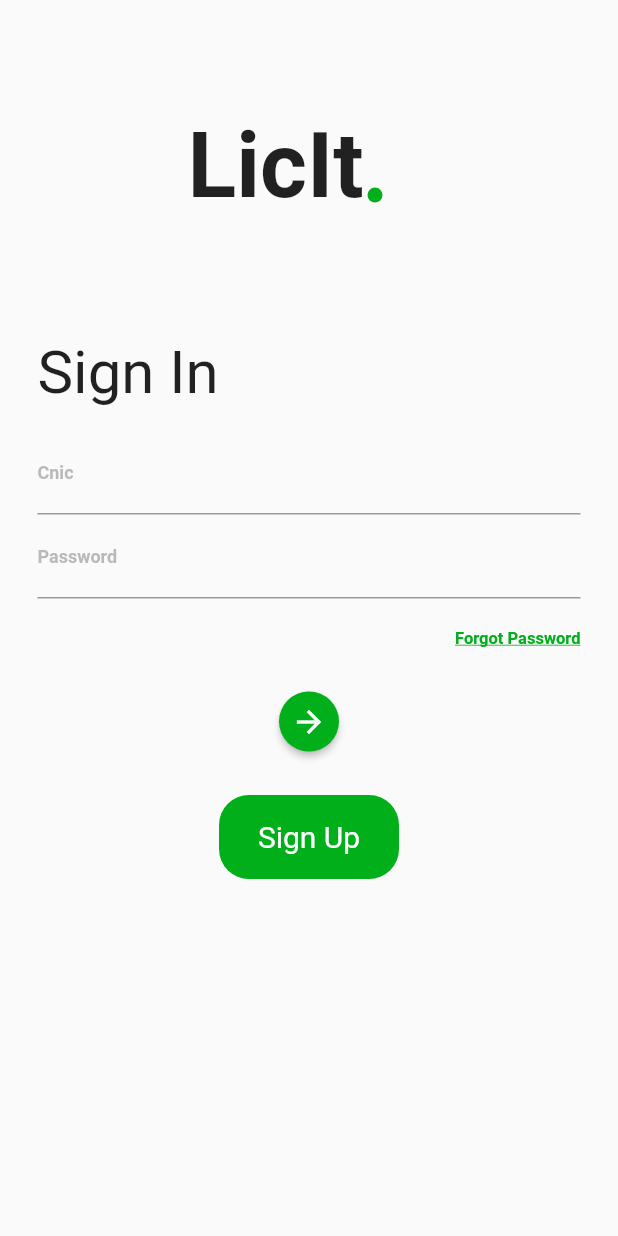
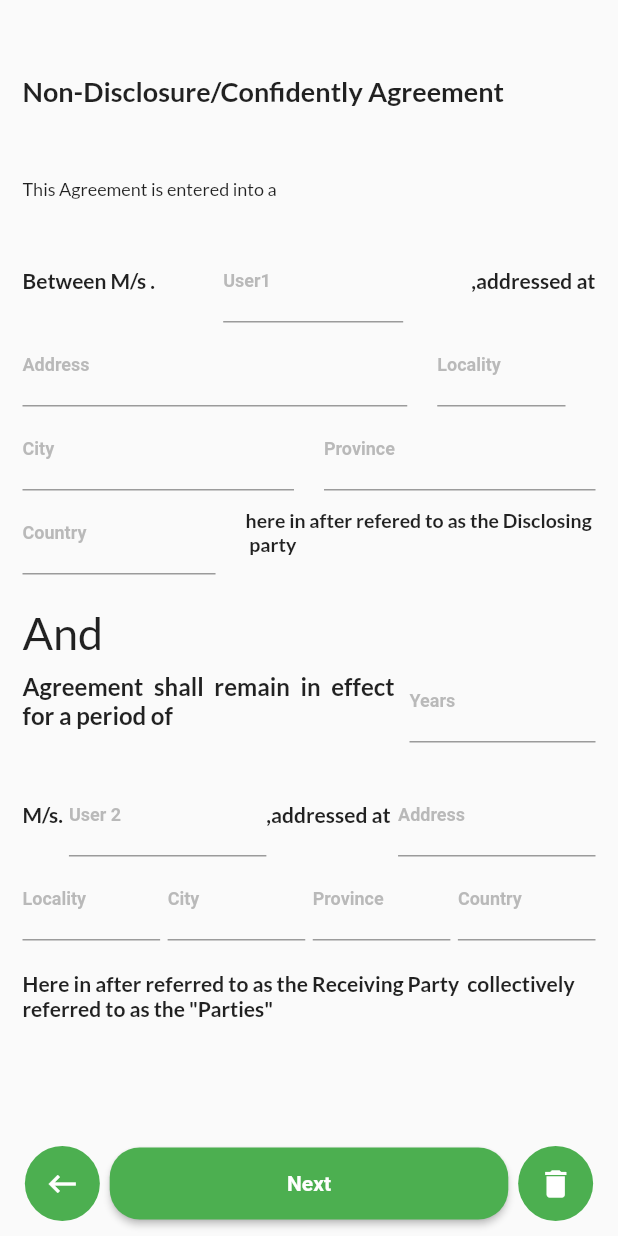
Before and after one commit to abdul-mueed-shz/licIt, a Flutter app: the screen it shows after launch, on a phone screen of 412 x 824 dp. Run offline on Flutter 3.47's test engine with Material 2 defaults, Android fonts, the phone set to English and light mode, and no system bars; drawn by our look-alikes of flutter_easyloading; our stand-ins replace cloud_firestore, firebase_core, firebase_storage, flutter_datetime_picker, fluttertoast, get_it and 5 more; missing offline and left inert: crypt; accounts and stored records are empty.

Commit message:
add template general screen

```diff
--- a/lib/main.dart
+++ b/lib/main.dart
@@ -3,8 +3,8 @@
 import 'package:flutter/services.dart';
 import 'package:flutter_easyloading/flutter_easyloading.dart';
 import 'package:fyp/locator.dart';
+import 'package:fyp/screens/general_template/general_template_dart.dart';
 import 'package:fyp/screens/handyman/handyman_provider.dart';
-import 'package:fyp/screens/login_page/login_screen.dart';
 import 'package:fyp/screens/promise_agreement/promise_provider.dart';
 import 'package:fyp/screens/rental/rental_provider.dart';
 import 'package:fyp/util/pref.dart';
@@ -29,7 +29,7 @@
       ],
       child: MaterialApp(
         debugShowCheckedModeBanner: false,
-        initialRoute: LoginScreen.routeName,
+        initialRoute: GeneralTemplate.routeName,
         routes: routes,
         builder: (context, widget) {
           return MediaQuery(
--- /dev/null
+++ b/lib/screens/general_template/general_template_dart.dart
@@ -0,0 +1,283 @@
+import 'package:flutter/material.dart';
+import 'package:fyp/screens/promise_agreement/promise_provider.dart';
+import 'package:fyp/widget/button.dart';
+import 'package:fyp/widget/common_widget.dart';
+import 'package:fyp/widget/date_time_field.dart';
+import 'package:fyp/widget/validator.dart';
+import 'package:google_fonts/google_fonts.dart';
+import 'package:provider/provider.dart';
+
+import '../promise_agreement/promise_agreement.dart';
+
+class GeneralTemplate extends StatefulWidget {
+  static const String routeName = '/GeneralTemplate';
+  const GeneralTemplate({Key? key}) : super(key: key);
+
+  @override
+  State<GeneralTemplate> createState() => _GeneralTemplateState();
+}
+
+class _GeneralTemplateState extends State<GeneralTemplate> {
+  final formDataKey = GlobalKey<FormState>();
+
+  @override
+  Widget build(BuildContext context) {
+    final provider = context.read<PromiseProvider>();
+    return Scaffold(
+      body: LayoutBuilder(
+        builder: (BuildContext context, BoxConstraints constraints) {
+          return SingleChildScrollView(
+            child: ConstrainedBox(
+              constraints: BoxConstraints(minHeight: constraints.maxHeight),
+              child: Padding(
+                padding: const EdgeInsets.symmetric(horizontal: 15.0),
+                child: Form(
+                  key: formDataKey,
+                  child: IntrinsicHeight(
+                    child: Column(
+                      crossAxisAlignment: CrossAxisAlignment.start,
+                      children: [
+                        Padding(
+                          padding: const EdgeInsets.only(top: 50),
+                          child: Text("Non-Disclosure/Confidently Agreement",
+                              maxLines: 1,
+                              style: GoogleFonts.lato(
+                                  fontSize: 18, fontWeight: FontWeight.bold)),
+                        ),
+                        const SizedBox(height: 20),
+                        Row(
+                          children: [
+                            Expanded(
+                              child: Text(
+                                'This Agreement is entered into a Date:',
+                                maxLines: 1,
+                                style: GoogleFonts.lato(
+                                    fontSize: 12, fontWeight: FontWeight.w400),
+                              ),
+                            ),
+                            Expanded(
+                              child: DateTimeField(
+                                onDateTimeChanged:
+                                    provider.onStartTemplateSelectedDate,
+                                title: '',
+                                defaultValue:
+                                    provider.selectedStartDateTemplate,
+                                delay: 300,
+                              ),
+                            ),
+                          ],
+                        ),
+                        Row(
+                          mainAxisAlignment: MainAxisAlignment.spaceBetween,
+                          children: [
+                            Text(
+                              "Between M/s .",
+                              maxLines: 1,
+                              style:
+                                  GoogleFonts.lato(fontWeight: FontWeight.bold),
+                            ),
+                            SizedBox(
+                              width: 120,
+                              child: CustomTextField(
+                                  controller: provider.templateNameUserTo,
+                                  title: 'User1',
+                                  inputType: TextInputType.name,
+                                  validator: Validator.basicValidator),
+                            ),
+                            Text(
+                              ",addressed at",
+                              style:
+                                  GoogleFonts.lato(fontWeight: FontWeight.bold),
+                            )
+                          ],
+                        ),
+                        Row(
+                          children: [
+                            Expanded(
+                              flex: 3,
+                              child: CustomTextField(
+                                  controller: provider.templateUserAddressFrom,
+                                  title: 'Address',
+                                  inputType: TextInputType.streetAddress,
+                                  validator: Validator.basicValidator),
+                            ),
+                            const SizedBox(width: 20),
+                            Expanded(
+                              child: CustomTextField(
+                                  controller: provider.templateUserLocalityFrom,
+                                  title: 'Locality',
+                                  inputType: TextInputType.text,
+                                  validator: Validator.basicValidator),
+                            ),
+                            const SizedBox(width: 20),
+                          ],
+                        ),
+                        Row(
+                          children: [
+                            Expanded(
+                              child: CustomTextField(
+                                  controller: provider.templateUserCityFrom,
+                                  title: 'City',
+                                  inputType: TextInputType.text,
+                                  validator: Validator.basicValidator),
+                            ),
+                            const SizedBox(width: 20),
+                            Expanded(
+                              child: CustomTextField(
+                                  controller: provider.templateUserProvinceFrom,
+                                  title: 'Province',
+                                  inputType: TextInputType.text,
+                                  validator: Validator.basicValidator),
+                            ),
+                          ],
+                        ),
+                        Row(
+                          children: [
+                            Expanded(
+                              child: CustomTextField(
+                                  controller: provider.templateUserCountryFrom,
+                                  title: 'Country',
+                                  inputType: TextInputType.text,
+                                  validator: Validator.basicValidator),
+                            ),
+                            const SizedBox(width: 20),
+                            Text(
+                              "here in after refered to as the Disclosing \n party",
+                              style: GoogleFonts.lato(
+                                  fontSize: 13, fontWeight: FontWeight.bold),
+                            )
+                          ],
+                        ),
+                        const SizedBox(height: 20),
+                        Text("And", style: GoogleFonts.lato(fontSize: 30)),
+                        Row(
+                          children: [
+                            Expanded(
+                              flex: 2,
+                              child: Text(
+                                  "Agreement shall remain in effect for a period of ",
+                                  textAlign: TextAlign.justify,
+                                  style: GoogleFonts.lato(
+                                      fontSize: 16,
+                                      fontWeight: FontWeight.bold)),
+                            ),
+                            const SizedBox(width: 10),
+                            Expanded(
+                                child: CustomTextField(
+                                    controller: provider.templateUserEndYear,
+                                    title: 'Years',
+                                    inputType: TextInputType.number,
+                                    validator: Validator.basicValidator))
+                          ],
+                        ),
+                        const SizedBox(height: 20),
+                        Row(
+                          children: [
+                            Text(
+                              "M/s.",
+                              style: GoogleFonts.lato(
+                                  fontSize: 14, fontWeight: FontWeight.bold),
+                            ),
+                            const SizedBox(width: 4),
+                            Expanded(
+                              child: CustomTextField(
+                                  controller: provider.templateNameUserTo,
+                                  title: 'User 2',
+                                  validator: Validator.basicValidator),
+                            ),
+                            Text(
+                              ",addressed at",
+                              style:
+                                  GoogleFonts.lato(fontWeight: FontWeight.bold),
+                            ),
+                            const SizedBox(width: 5),
+                            Expanded(
+                              child: CustomTextField(
+                                  controller: provider.templateUserAddressTo,
+                                  title: 'Address',
+                                  inputType: TextInputType.streetAddress,
+                                  validator: Validator.basicValidator),
+                            ),
+                          ],
+                        ),
+                        Row(
+                          children: [
+                            Expanded(
+                              child: CustomTextField(
+                                  controller: provider.templateUserLocalityTo,
+                                  title: 'Locality',
+                                  inputType: TextInputType.text,
+                                  validator: Validator.basicValidator),
+                            ),
+                            const SizedBox(width: 5),
+                            Expanded(
+                              child: CustomTextField(
+                                  controller: provider.templateUserCityTo,
+                                  title: 'City',
+                                  inputType: TextInputType.text,
+                                  validator: Validator.basicValidator),
+                            ),
+                            const SizedBox(width: 5),
+                            Expanded(
+                              child: CustomTextField(
+                                  controller: provider.templateUserProvinceTo,
+                                  title: 'Province',
+                                  inputType: TextInputType.text,
+                                  validator: Validator.basicValidator),
+                            ),
+                            const SizedBox(width: 5),
+                            Expanded(
+                              child: CustomTextField(
+                                  controller: provider.templateUserCountryTo,
+                                  title: 'Country',
+                                  inputType: TextInputType.text,
+                                  validator: Validator.basicValidator),
+                            ),
+                          ],
+                        ),
+                        const SizedBox(height: 20),
+                        Text(
+                          "Here in after referred to as the Receiving Party  collectively referred to as the \"Parties\" ",
+                          style: GoogleFonts.lato(fontWeight: FontWeight.bold),
+                        ),
+                        const SizedBox(height: 40),
+                        const Spacer(),
+                        Row(
+                          children: [
+                            Expanded(
+                              child: DeleteBacKFunctionality(
+                                  iconData: Icons.keyboard_backspace,
+                                  onTap: _deleteTap),
+                            ),
+                            const SizedBox(width: 5),
+                            Expanded(
+                              flex: 5,
+                              child: MyElevatedButton(
+                                'Next',
+                                onTap: (context) async {
+                                  if (formDataKey.currentState!.validate()) {}
+                                },
+                              ),
+                            ),
+                            const SizedBox(width: 5),
+                            Expanded(
+                              child: DeleteBacKFunctionality(
+                                  iconData: Icons.delete, onTap: _deleteTap),
+                            ),
+                          ],
+                        ),
+                        const SizedBox(height: 10),
+                      ],
+                    ),
+                  ),
+                ),
+              ),
+            ),
+          );
+        },
+      ),
+    );
+  }
+
+  void _deleteTap(BuildContext context) {}
+}
--- a/lib/screens/promise_agreement/promise_provider.dart
+++ b/lib/screens/promise_agreement/promise_provider.dart
@@ -13,12 +13,30 @@
   String? selectedTimeLineRadioValue;
   String? selectedAdditionalRadioValue;
   String? selectedPenaltiesRadioValue;
+  DateTime? selectedStartDateTemplate;
+
   final nameController = TextEditingController();
   final myselfController = TextEditingController();
   final healthyController = TextEditingController();
   final conditionController = TextEditingController();
   final penaltyController = TextEditingController();
   final haveController = TextEditingController();
+
+  final templateUserNameFrom = TextEditingController();
+  final templateNameUserTo = TextEditingController();
+  final templateUserAddressFrom = TextEditingController();
+  final templateUserAddressTo = TextEditingController();
+  final templateUserLocalityTo = TextEditingController();
+  final templateUserLocalityFrom = TextEditingController();
+  final templateUserCityFrom = TextEditingController();
+  final templateUserCityTo = TextEditingController();
+  final templateUserProvinceTo = TextEditingController();
+  final templateUserProvinceFrom = TextEditingController();
+  final templateUserCountryFrom = TextEditingController();
+  final templateUserCountryTo = TextEditingController();
+  final templateUserEndDate = TextEditingController();
+  final templateUserEndYear = TextEditingController();
+
   final uuid = const Uuid();
 
   void setPromiseValueDefault() {
@@ -37,6 +55,11 @@
 
   void onSelectedStartChanged(DateTime? dateTime) {
     selectedStartDate = dateTime;
+    notifyListeners();
+  }
+
+  void onStartTemplateSelectedDate(DateTime? dateTime) {
+    selectedStartDateTemplate = dateTime;
     notifyListeners();
   }
 
--- a/lib/widget/routes.dart
+++ b/lib/widget/routes.dart
@@ -2,6 +2,7 @@
 import 'package:fyp/contract_screen/contract_screen.dart';
 import 'package:fyp/screens/agreement_screen/agreemenet_screen.dart';
 import 'package:fyp/screens/forgot_password/forgot_password.dart';
+import 'package:fyp/screens/general_template/general_template_dart.dart';
 import 'package:fyp/screens/handyman/houehold_screeen.dart';
 import 'package:fyp/screens/home_screen/home_screen.dart';
 import 'package:fyp/screens/login_page/login_screen.dart';
@@ -27,4 +28,5 @@
   AdditionalScreen.routeName: (context) => const AdditionalScreen(),
   PenaltiesScreen.routeName: (context) => const PenaltiesScreen(),
   HouseHoldScreen.routeName: (context) => const HouseHoldScreen(),
+  GeneralTemplate.routeName: (context) => const GeneralTemplate(),
 };
```
